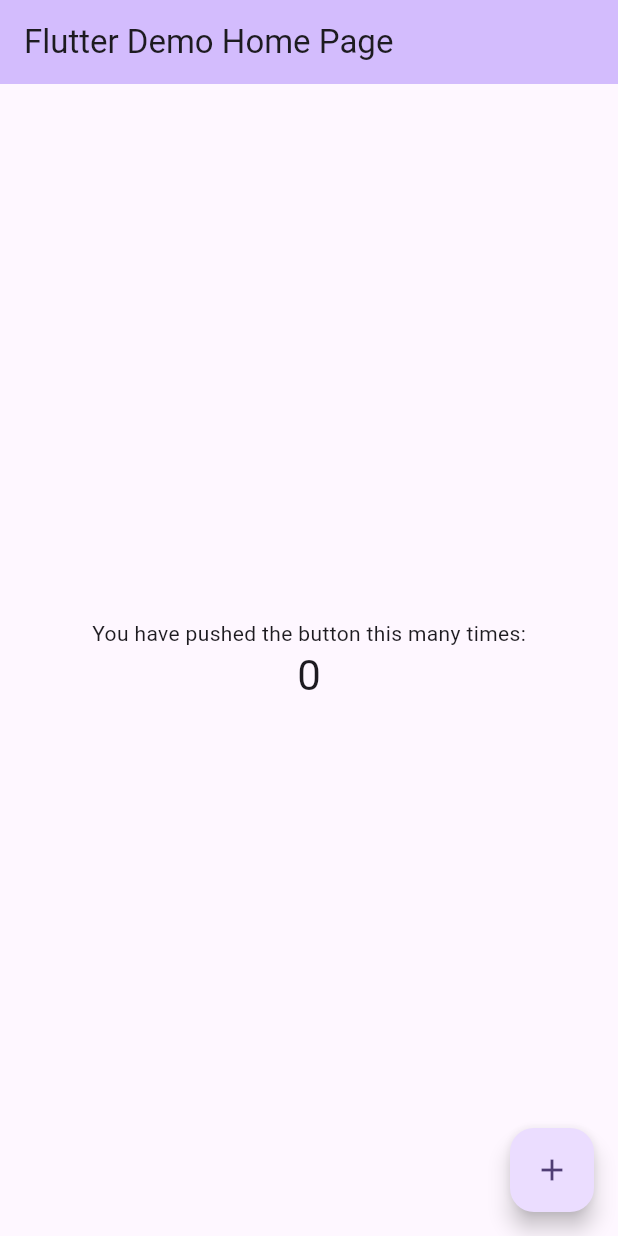
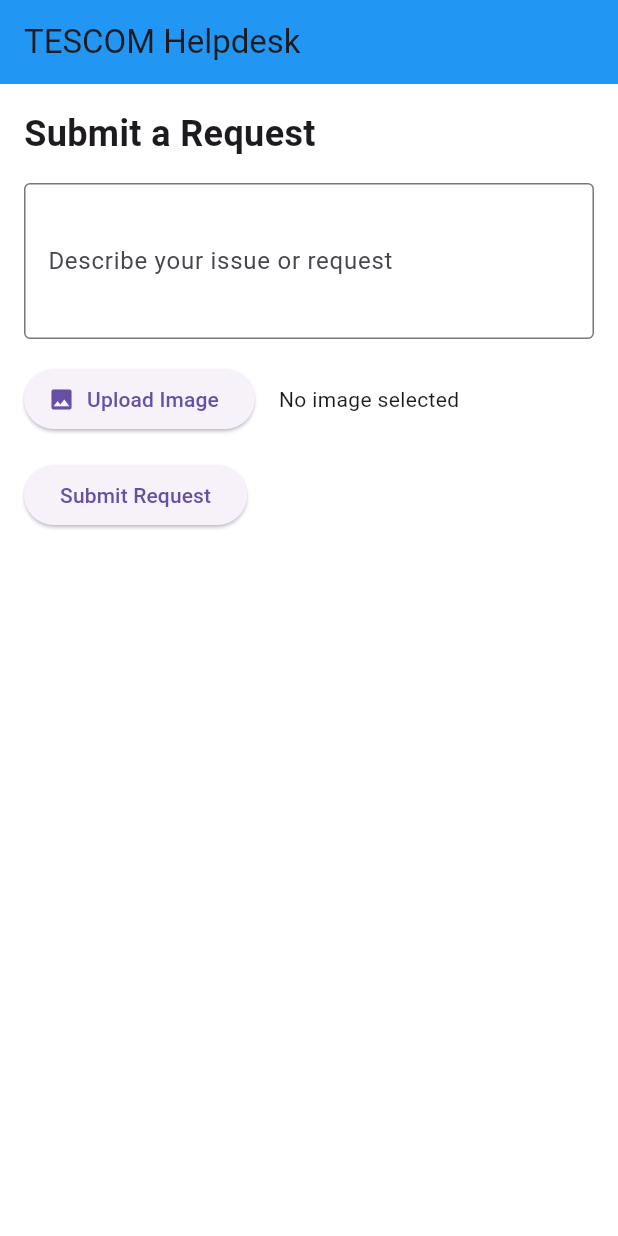
Before and after one commit to Alexa-dev-ops/helpdeskpro, a Flutter app: the screen it shows after launch, on a phone screen of 412 x 824 dp. Run offline on Flutter 3.47's test engine with Material 3 defaults, Android fonts, the light colour scheme and no system bars; our stand-ins replace cloud_firestore, firebase_core, image_picker; accounts and stored records are empty.

Commit message:
Updated main.dart file

```diff
--- a/lib/main.dart
+++ b/lib/main.dart
@@ -1,125 +1,147 @@
 import 'package:flutter/material.dart';
+import 'package:firebase_core/firebase_core.dart';
+import 'package:image_picker/image_picker.dart'; // For image picking
+import 'dart:io'; // For file operations
 
-void main() {
+void main() async {
+  WidgetsFlutterBinding.ensureInitialized();
+  await Firebase.initializeApp(); // Initialize Firebase
   runApp(const MyApp());
 }
 
 class MyApp extends StatelessWidget {
   const MyApp({super.key});
 
-  // This widget is the root of your application.
   @override
   Widget build(BuildContext context) {
     return MaterialApp(
-      title: 'Flutter Demo',
+      title: 'TESCOM Helpdesk',
       theme: ThemeData(
-        // This is the theme of your application.
-        //
-        // TRY THIS: Try running your application with "flutter run". You'll see
-        // the application has a purple toolbar. Then, without quitting the app,
-        // try changing the seedColor in the colorScheme below to Colors.green
-        // and then invoke "hot reload" (save your changes or press the "hot
-        // reload" button in a Flutter-supported IDE, or press "r" if you used
-        // the command line to start the app).
-        //
-        // Notice that the counter didn't reset back to zero; the application
-        // state is not lost during the reload. To reset the state, use hot
-        // restart instead.
-        //
-        // This works for code too, not just values: Most code changes can be
-        // tested with just a hot reload.
-        colorScheme: ColorScheme.fromSeed(seedColor: Colors.deepPurple),
-        useMaterial3: true,
+        primarySwatch: Colors.blue,
+        scaffoldBackgroundColor: Colors.white,
+        visualDensity: VisualDensity.adaptivePlatformDensity,
       ),
-      home: const MyHomePage(title: 'Flutter Demo Home Page'),
+      home: const MyHomePage(),
     );
   }
 }
 
 class MyHomePage extends StatefulWidget {
-  const MyHomePage({super.key, required this.title});
-
-  // This widget is the home page of your application. It is stateful, meaning
-  // that it has a State object (defined below) that contains fields that affect
-  // how it looks.
-
-  // This class is the configuration for the state. It holds the values (in this
-  // case the title) provided by the parent (in this case the App widget) and
-  // used by the build method of the State. Fields in a Widget subclass are
-  // always marked "final".
-
-  final String title;
+  const MyHomePage({super.key});
 
   @override
   State<MyHomePage> createState() => _MyHomePageState();
 }
 
-class _MyHomePageState extends State<MyHomePage> {
-  int _counter = 0;
+class _MyHomePageState extends State<MyHomePage>
+    with SingleTickerProviderStateMixin {
+  // For animation
+  late AnimationController _controller;
+  late Animation<double> _fadeAnimation;
+  final _picker = ImagePicker(); // Image picker instance
+  File? _selectedImage; // For storing the picked image
+  final TextEditingController _requestController = TextEditingController();
 
-  void _incrementCounter() {
+  @override
+  void initState() {
+    super.initState();
+    _controller = AnimationController(
+      vsync: this,
+      duration: const Duration(milliseconds: 500),
+    );
+    _fadeAnimation = CurvedAnimation(parent: _controller, curve: Curves.easeIn);
+    _controller.forward();
+  }
+
+  // Function to pick image from gallery
+  Future<void> _pickImage() async {
+    final pickedFile = await _picker.pickImage(source: ImageSource.gallery);
+    if (pickedFile != null) {
       setState(() {
-      // This call to setState tells the Flutter framework that something has
-      // changed in this State, which causes it to rerun the build method below
-      // so that the display can reflect the updated values. If we changed
-      // _counter without calling setState(), then the build method would not be
-      // called again, and so nothing would appear to happen.
-      _counter++;
+        _selectedImage = File(pickedFile.path);
       });
+    }
+  }
+
+  // Function to submit request
+  Future<void> _submitRequest() async {
+    if (_requestController.text.isNotEmpty && _selectedImage != null) {
+      // TODO: Upload the request and image to Firebase
+      ScaffoldMessenger.of(context).showSnackBar(
+        const SnackBar(content: Text('Request submitted successfully!')),
+      );
+    } else {
+      ScaffoldMessenger.of(context).showSnackBar(
+        const SnackBar(
+            content: Text('Please fill all fields and upload an image.')),
+      );
+    }
+  }
+
+  @override
+  void dispose() {
+    _controller.dispose();
+    _requestController.dispose();
+    super.dispose();
   }
 
   @override
   Widget build(BuildContext context) {
-    // This method is rerun every time setState is called, for instance as done
-    // by the _incrementCounter method above.
-    //
-    // The Flutter framework has been optimized to make rerunning build methods
-    // fast, so that you can just rebuild anything that needs updating rather
-    // than having to individually change instances of widgets.
     return Scaffold(
       appBar: AppBar(
-        // TRY THIS: Try changing the color here to a specific color (to
-        // Colors.amber, perhaps?) and trigger a hot reload to see the AppBar
-        // change color while the other colors stay the same.
-        backgroundColor: Theme.of(context).colorScheme.inversePrimary,
-        // Here we take the value from the MyHomePage object that was created by
-        // the App.build method, and use it to set our appbar title.
-        title: Text(widget.title),
+        title: const Text('TESCOM Helpdesk'),
+        backgroundColor: Colors.blue,
       ),
-      body: Center(
-        // Center is a layout widget. It takes a single child and positions it
-        // in the middle of the parent.
+      body: FadeTransition(
+        opacity: _fadeAnimation,
+        child: Padding(
+          padding: const EdgeInsets.all(16.0),
           child: Column(
-          // Column is also a layout widget. It takes a list of children and
-          // arranges them vertically. By default, it sizes itself to fit its
-          // children horizontally, and tries to be as tall as its parent.
-          //
-          // Column has various properties to control how it sizes itself and
-          // how it positions its children. Here we use mainAxisAlignment to
-          // center the children vertically; the main axis here is the vertical
-          // axis because Columns are vertical (the cross axis would be
-          // horizontal).
-          //
-          // TRY THIS: Invoke "debug painting" (choose the "Toggle Debug Paint"
-          // action in the IDE, or press "p" in the console), to see the
-          // wireframe for each widget.
-          mainAxisAlignment: MainAxisAlignment.center,
-          children: <Widget>[
+            crossAxisAlignment: CrossAxisAlignment.start,
+            children: [
               const Text(
-              'You have pushed the button this many times:',
+                'Submit a Request',
+                style: TextStyle(
+                  fontSize: 24,
+                  fontWeight: FontWeight.bold,
                 ),
-            Text(
-              '$_counter',
-              style: Theme.of(context).textTheme.headlineMedium,
+              ),
+              const SizedBox(height: 16),
+              TextField(
+                controller: _requestController,
+                decoration: const InputDecoration(
+                  labelText: 'Describe your issue or request',
+                  border: OutlineInputBorder(),
+                ),
+                maxLines: 3,
+              ),
+              const SizedBox(height: 16),
+              Row(
+                children: [
+                  ElevatedButton.icon(
+                    onPressed: _pickImage,
+                    icon: const Icon(Icons.image),
+                    label: const Text('Upload Image'),
+                  ),
+                  const SizedBox(width: 16),
+                  _selectedImage != null
+                      ? Image.file(
+                          _selectedImage!,
+                          height: 100,
+                          width: 100,
+                        )
+                      : const Text('No image selected'),
+                ],
+              ),
+              const SizedBox(height: 16),
+              ElevatedButton(
+                onPressed: _submitRequest,
+                child: const Text('Submit Request'),
               ),
             ],
           ),
         ),
-      floatingActionButton: FloatingActionButton(
-        onPressed: _incrementCounter,
-        tooltip: 'Increment',
-        child: const Icon(Icons.add),
-      ), // This trailing comma makes auto-formatting nicer for build methods.
+      ),
     );
   }
 }
```
Also changed, not shown: lib/models/ticket.dart (+58 -0 lines), firebase.json (added), lib/firebase_options.dart (added), lib/services/storage_service.dart (added), lib/widgets/animated_logo.dart (added), pubspec.lock, 1 other file. Lines whose indentation alone changed are shown as unchanged.
